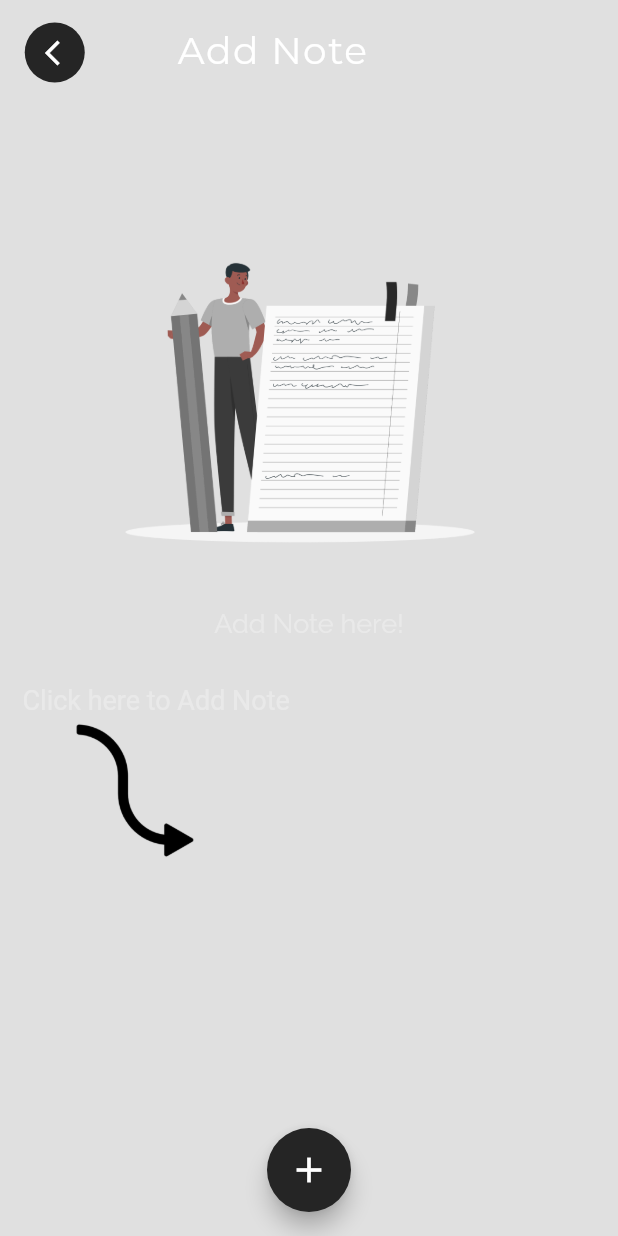
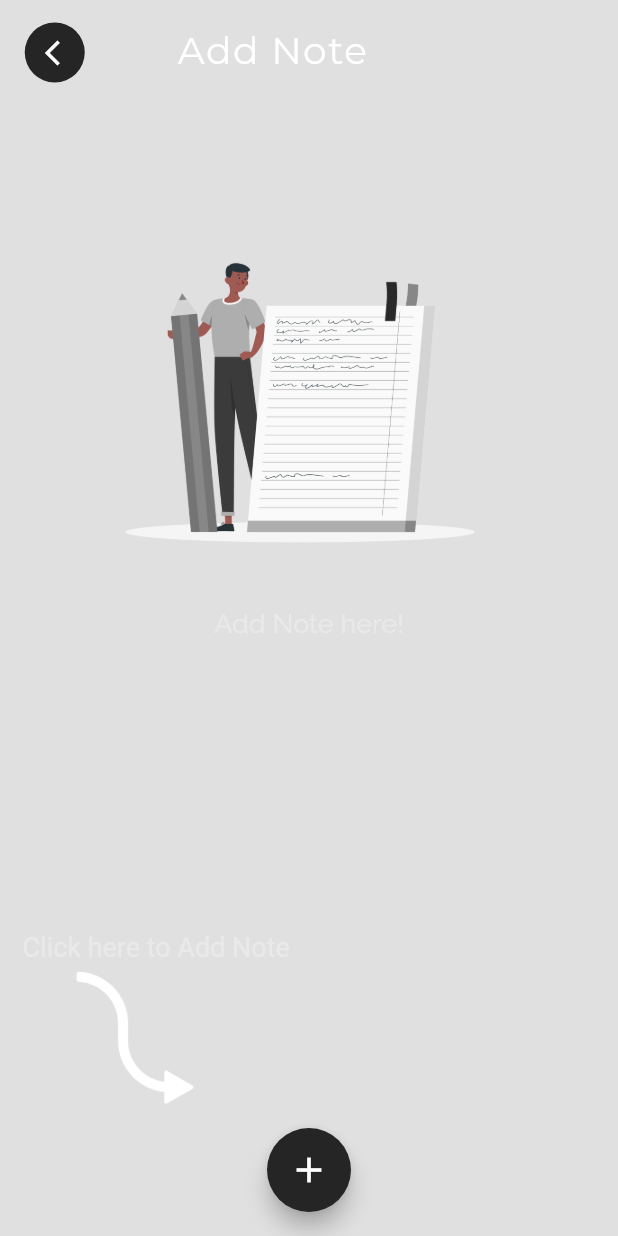
Before and after one commit to mdrabbihossen/note-app, a Flutter app: the screen it shows after launch, after a tap on the "add" icon, on a phone screen of 412 x 824 dp. Run offline on Flutter 3.47's test engine with Material 2 defaults, Android fonts, the phone set to English and light mode, and no system bars; our stand-ins replace google_fonts; project files that could hold a hidden picture were left out.

Commit message:
rearrange codes

```diff
--- a/lib/views/note/screens/note_detail_screen.dart
+++ b/lib/views/note/screens/note_detail_screen.dart
@@ -24,6 +24,7 @@ class _NoteDetailState extends State<NoteDetail> {
 
   @override
   Widget build(BuildContext context) {
+    final size = MediaQuery.of(context).size;
     return SafeArea(
       child: Scaffold(
         backgroundColor: backgroundColor,
@@ -92,6 +93,7 @@ class _NoteDetailState extends State<NoteDetail> {
               SizedBox(
                 height: 10,
               ),
+              SizedBox(height: size.height * 0.2),
               Padding(
                 padding: const EdgeInsets.only(left: 15.0, top: 20),
                 child: Text(
@@ -107,6 +109,7 @@ class _NoteDetailState extends State<NoteDetail> {
                 child: Image.asset(
                   'assets/images/arrow.png',
                   height: 100,
+                  color: Colors.white,
                 ),
               ),
             ],
@@ -172,7 +175,7 @@ class _NoteDetailState extends State<NoteDetail> {
                   hintText: 'Description...',
                   fontSize: 17,
                   cursorHeight: 55),
-
+              SizedBox(height: 50),
               Row(
                 mainAxisAlignment: MainAxisAlignment.spaceEvenly,
                 children: [
--- a/lib/views/note/screens/note_list_screen.dart
+++ b/lib/views/note/screens/note_list_screen.dart
@@ -15,7 +15,8 @@ class NoteList extends StatefulWidget {
 class _NoteListState extends State<NoteList> {
   @override
   Widget build(BuildContext context) {
-    return Scaffold(
+    return SafeArea(
+      child: Scaffold(
         backgroundColor: Colors.black12,
         body: Padding(
           padding: const EdgeInsets.only(bottom: 40.0),
@@ -66,6 +67,7 @@ class _NoteListState extends State<NoteList> {
             navigateDetails(title: 'Add Note');
           },
         ),
+      ),
     );
   }
 
--- a/pubspec.yaml
+++ b/pubspec.yaml
@@ -35,9 +35,9 @@ dependencies:
   cupertino_icons: ^1.0.2
 
   google_fonts: ^2.3.2
-  path_provider: ^2.0.9
+  path_provider: ^2.0.11
   intl: ^0.17.0
-  sqflite: ^2.0.2+1
+  sqflite: any
 
 dev_dependencies:
   flutter_test:
```
Also changed, not shown: lib/views/note/widgets/note_list_card.dart (+5 -5 lines), pubspec.lock, 2 other files. Lines whose indentation alone changed are shown as unchanged.
